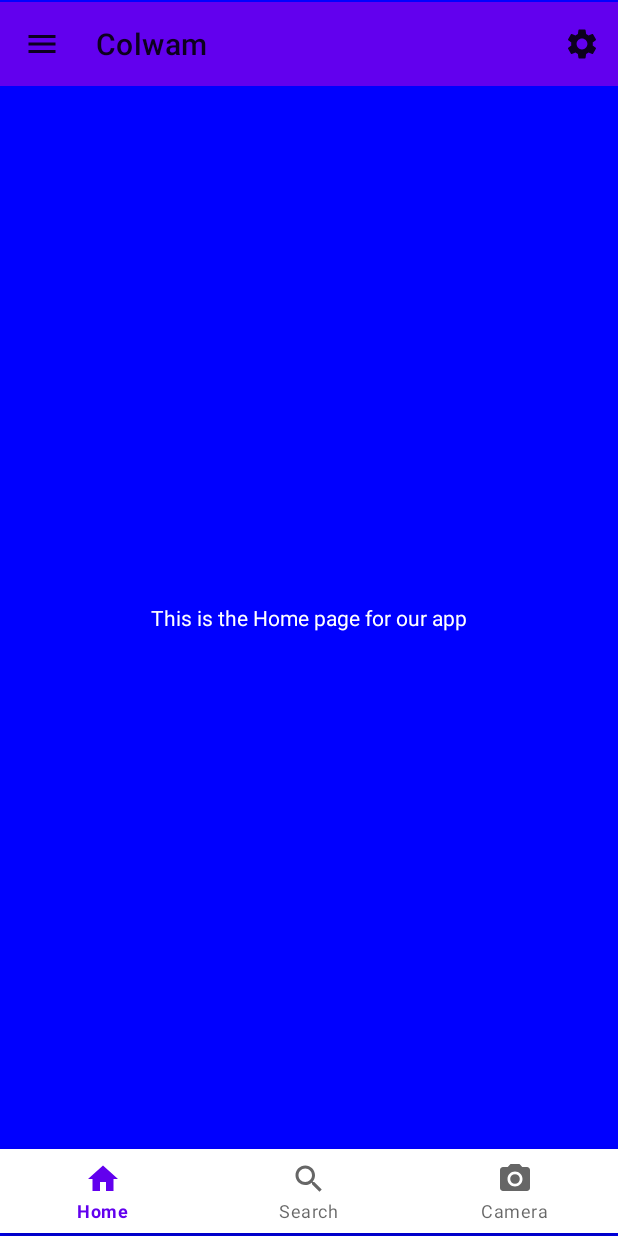
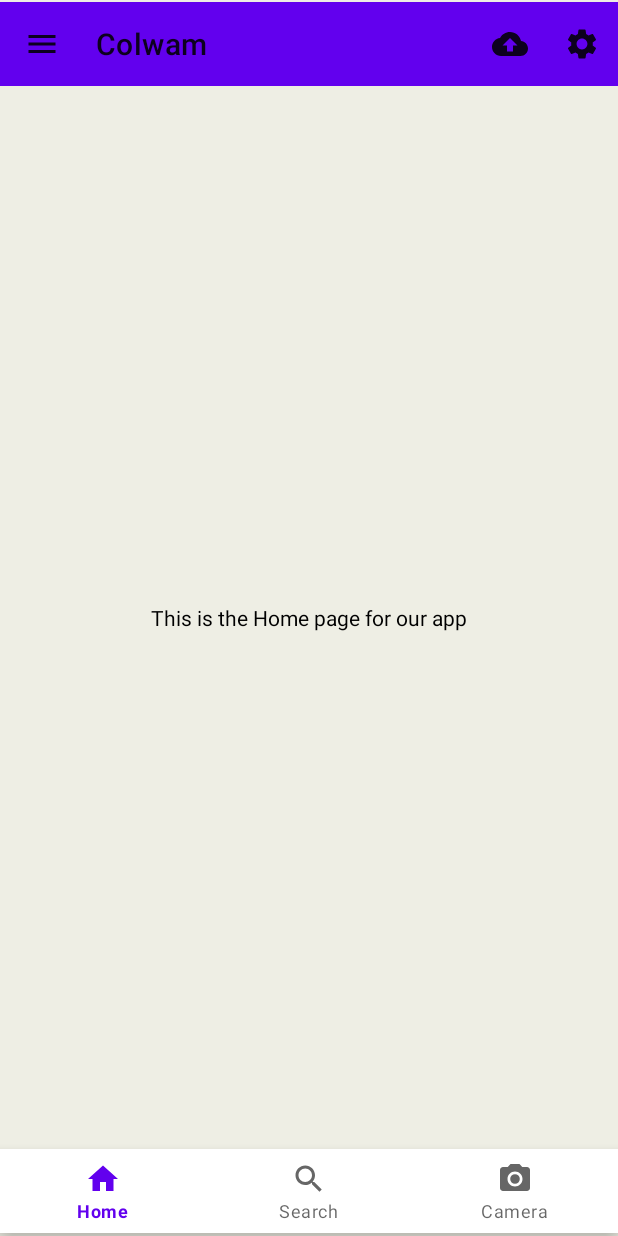
Before and after one commit to colwam/Colwam-gram, an Android app: the screen it shows after launch (MainActivity), after a tap on "setttings", on a phone screen of 412 x 824 dp. Run offline under Robolectric (Android 15) with nearby library versions, the phone set to English and light mode, and no system bars.

Commit message:
Added upload button

```diff
--- a/app/src/main/java/com/colwam/gram/MainActivity.java
+++ b/app/src/main/java/com/colwam/gram/MainActivity.java
@@ -106,6 +106,8 @@ public class MainActivity extends AppCompatActivity {
 
         if (id == R.id.settings)
             Toast.makeText(getApplicationContext(), "settings selected", Toast.LENGTH_SHORT).show();
+        else
+            Toast.makeText(getApplicationContext(), "upload file big man", Toast.LENGTH_SHORT).show();
         return true;
     }
 }
--- /dev/null
+++ b/app/src/main/res/drawable/upload_image.xml
@@ -0,0 +1,10 @@
+<vector xmlns:android="http://schemas.android.com/apk/res/android"
+    android:width="24dp"
+    android:height="24dp"
+    android:viewportWidth="24"
+    android:viewportHeight="24"
+    android:tint="?attr/colorControlNormal">
+  <path
+      android:fillColor="@android:color/white"
+      android:pathData="M19.35,10.04C18.67,6.59 15.64,4 12,4 9.11,4 6.6,5.64 5.35,8.04 2.34,8.36 0,10.91 0,14c0,3.31 2.69,6 6,6h13c2.76,0 5,-2.24 5,-5 0,-2.64 -2.05,-4.78 -4.65,-4.96zM14,13v4h-4v-4H7l5,-5 5,5h-3z"/>
+</vector>
--- a/app/src/main/res/layout/fragment_camera.xml
+++ b/app/src/main/res/layout/fragment_camera.xml
@@ -3,7 +3,7 @@
     xmlns:tools="http://schemas.android.com/tools"
     android:layout_width="match_parent"
     android:layout_height="match_parent"
-    android:background="#FFFF00"
+    android:background="#eeeee4"
     tools:context=".CameraFragment">
 
 
--- a/app/src/main/res/layout/fragment_home.xml
+++ b/app/src/main/res/layout/fragment_home.xml
@@ -4,14 +4,14 @@
     android:layout_width="match_parent"
     android:layout_height="match_parent"
     android:orientation="vertical"
-    android:background="#0000FF"
+    android:background="#eeeee4"
     android:gravity="center"
     tools:context=".HomeFragment">
 
     <TextView
         android:layout_width="wrap_content"
         android:layout_height="wrap_content"
-        android:textColor="@color/white"
+        android:textColor="@color/black"
         android:text="@string/home"/>
 
 </LinearLayout>
--- a/app/src/main/res/menu/toolbar_menu.xml
+++ b/app/src/main/res/menu/toolbar_menu.xml
@@ -1,10 +1,17 @@
 <?xml version="1.0" encoding="utf-8"?>
 <menu xmlns:app="http://schemas.android.com/apk/res-auto"
     xmlns:android="http://schemas.android.com/apk/res/android">
+
+    <item android:id="@+id/uploadImage"
+        android:title="setttings"
+        android:icon="@drawable/upload_image"
+        app:showAsAction="always"/>
 
     <item android:id="@+id/settings"
         android:title="setttings"
         android:icon="@drawable/settings"
         app:showAsAction="always"/>
 
+
+
 </menu>
```
